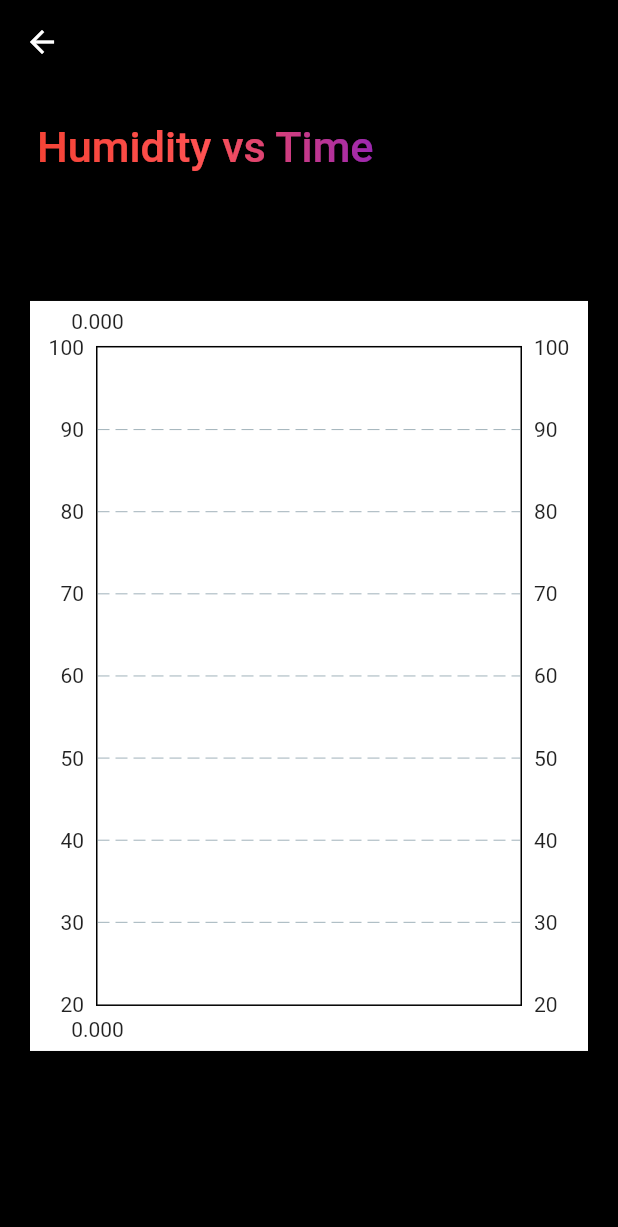
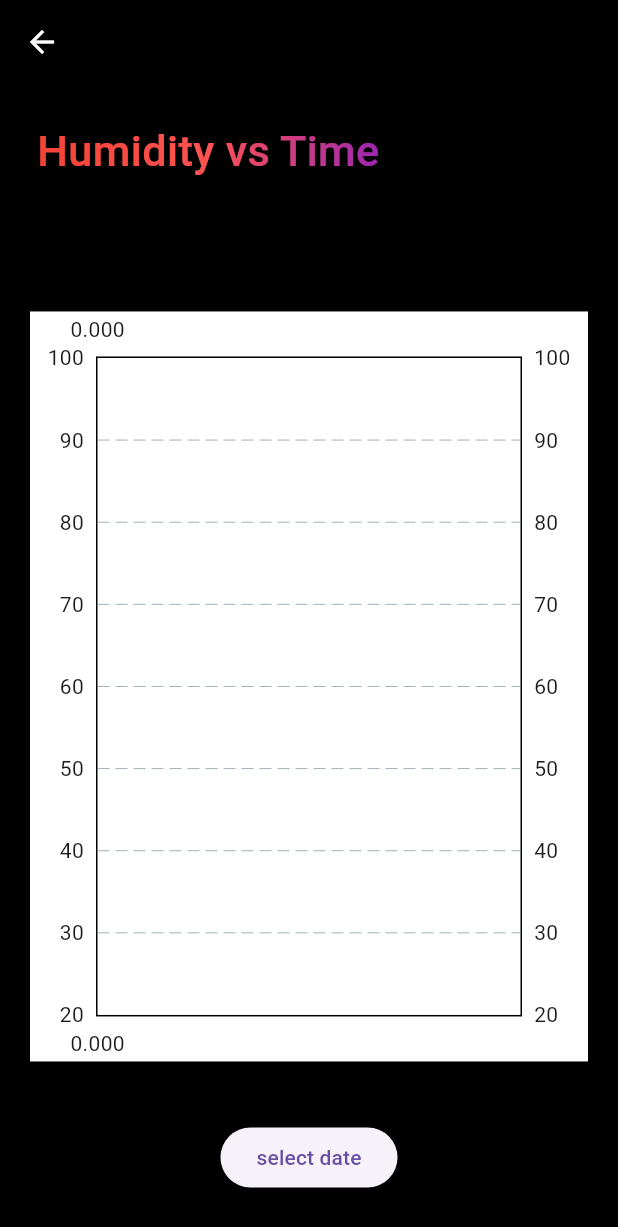
Before and after one commit to Utkarsh4517/iot-sql, a Flutter app: the HumidityGraph screen opened directly, on a phone screen of 412 x 824 dp. Shown: the top 1227 px of the screen. Run offline on Flutter 3.47's test engine with Material 2 defaults, Android fonts, the phone set to English and light mode, and no system bars; drawn by our look-alikes of fl_chart, simple_gradient_text; our stand-ins replace feather_icons, percent_indicator; missing offline and left inert: mysql1; Roboto replaces fonts that are missing (Lexend).

Commit message:
added a date selector in each graph

```diff
--- a/lib/components/combined.dart
+++ b/lib/components/combined.dart
@@ -1,6 +1,7 @@
 import 'package:fl_chart/fl_chart.dart';
 import 'package:flutter/material.dart';
 import 'package:simple_gradient_text/simple_gradient_text.dart';
+import 'package:sqltest/components/date_picker.dart';
 import 'package:sqltest/constants/colors.dart';
 import 'package:sqltest/server.dart';
 
@@ -16,6 +17,8 @@ class _CombinedGraphState extends State<CombinedGraph> {
 
   var db = MySqlServer();
   List<Map<String, dynamic>> allData = [];
+
+  DateTime selectedDate = DateTime.now();
 
   void getAllData() {
     db.getConnection().then((conn) {
@@ -98,13 +101,14 @@ void getAllData() {
                     LineChartBarData(
                       spots: getHumiditySpots(),
                       isCurved: true,
-            color: Colors.deepPurple, // Set the color for Temperature line
+                      color: Colors
+                          .deepPurple, // Set the color for Temperature line
                       dotData: const FlDotData(show: true),
                     ),
                     LineChartBarData(
                       spots: getXSpots(),
                       isCurved: true,
-            color : Colors.red, // Set the color for X line
+                      color: Colors.red, // Set the color for X line
                       dotData: const FlDotData(show: true),
                     ),
                     LineChartBarData(
@@ -116,19 +120,35 @@ void getAllData() {
                     LineChartBarData(
                       spots: getZSpots(),
                       isCurved: true,
-            color:  Colors.orange, // Set the color for Z line
+                      color: Colors.orange, // Set the color for Z line
                       dotData: const FlDotData(show: true),
                     ),
                   ],
                 ),
               ),
-      )
-
+            ),
+            DatePickerWidget(
+              onDateChanged: (DateTime date) {
+                // Filter data based on the selected date
+                List<Map<String, dynamic>> filteredData = allData.where((data) {
+                  DateTime dataDate = DateTime.fromMillisecondsSinceEpoch(
+                      data['Timestamp'] * 1000);
+                  return dataDate.year == date.year &&
+                      dataDate.month == date.month &&
+                      dataDate.day == date.day;
+                }).toList();
+                setState(() {
+                  selectedDate = date;
+                  allData = filteredData;
+                });
+              },
+            ),
           ],
         ),
       ),
     );
   }
+
   List<FlSpot> getTemperatureSpots() {
     List<FlSpot> spots = [];
     for (int i = 0; i < allData.length; i++) {
@@ -178,5 +198,4 @@ List<FlSpot> getZSpots() {
     }
     return spots;
   }
-
 }
--- a/lib/components/coordinates.dart
+++ b/lib/components/coordinates.dart
@@ -1,6 +1,7 @@
 import 'package:fl_chart/fl_chart.dart';
 import 'package:flutter/material.dart';
 import 'package:simple_gradient_text/simple_gradient_text.dart';
+import 'package:sqltest/components/date_picker.dart';
 import 'package:sqltest/constants/colors.dart';
 import 'package:sqltest/server.dart';
 
@@ -16,6 +17,8 @@ class _CoordinatesGraphState extends State<CoordinatesGraph> {
 
   var db = MySqlServer();
   List<Map<String, dynamic>> xyzData = [];
+
+  DateTime selectedDate = DateTime.now();
 
   void getXyzData() {
     db.getConnection().then((conn) {
@@ -71,7 +74,13 @@ class _CoordinatesGraphState extends State<CoordinatesGraph> {
 
             // graph
             SizedBox(height: screenWidth * 0.1),
-            const Text('Blue = X   Red = Y   Green = Z', style: TextStyle(fontFamily: 'Lexend', fontWeight: FontWeight.bold, color: Colors.white),),
+            const Text(
+              'Blue = X   Red = Y   Green = Z',
+              style: TextStyle(
+                  fontFamily: 'Lexend',
+                  fontWeight: FontWeight.bold,
+                  color: Colors.white),
+            ),
             Container(
               color: Colors.white,
               margin: const EdgeInsets.all(20),
@@ -103,7 +112,24 @@ class _CoordinatesGraphState extends State<CoordinatesGraph> {
                   ],
                 ),
               ),
-            )
+            ),
+
+            DatePickerWidget(
+              onDateChanged: (DateTime date) {
+                // Filter data based on the selected date
+                List<Map<String, dynamic>> filteredData = xyzData.where((data) {
+                  DateTime dataDate = DateTime.fromMillisecondsSinceEpoch(
+                      data['Timestamp'] * 1000);
+                  return dataDate.year == date.year &&
+                      dataDate.month == date.month &&
+                      dataDate.day == date.day;
+                }).toList();
+                setState(() {
+                  selectedDate = date;
+                  xyzData = filteredData;
+                });
+              },
+            ),
           ],
         ),
       ),
--- /dev/null
+++ b/lib/components/date_picker.dart
@@ -0,0 +1,44 @@
+import 'package:flutter/material.dart';
+
+class DatePickerWidget extends StatefulWidget {
+  final Function(DateTime selectedDate) onDateChanged;
+  const DatePickerWidget({
+    required this.onDateChanged,
+    super.key,
+  });
+
+  @override
+  State<DatePickerWidget> createState() => _DatePickerWidgetState();
+}
+
+class _DatePickerWidgetState extends State<DatePickerWidget> {
+  DateTime selectedDate = DateTime.now();
+  Future<void> _selectDate(BuildContext context) async {
+    final DateTime? picked = await showDatePicker(
+      context: context,
+      initialDate: selectedDate,
+      firstDate: DateTime(2000),
+      lastDate: DateTime(2101),
+    );
+    if (picked != null && picked != selectedDate) {
+      setState(() {
+        selectedDate = picked;
+        widget.onDateChanged(selectedDate);
+      });
+    }
+  }
+
+  @override
+  Widget build(BuildContext context) {
+    return Column(
+      children: [
+        // Text(
+        //   "Selected Date: ${selectedDate.toLocal()}".split(' ')[0],
+        //   style: const TextStyle(color: Colors.white),
+        // ),
+        const SizedBox(height: 20),
+        ElevatedButton(onPressed: (){ _selectDate(context);}, child: const Text('select date'))
+      ],
+    );
+  }
+}
--- a/lib/components/humidity.dart
+++ b/lib/components/humidity.dart
@@ -1,6 +1,7 @@
 import 'package:fl_chart/fl_chart.dart';
 import 'package:flutter/material.dart';
 import 'package:simple_gradient_text/simple_gradient_text.dart';
+import 'package:sqltest/components/date_picker.dart';
 import 'package:sqltest/constants/colors.dart';
 import 'package:sqltest/server.dart';
 
@@ -15,6 +16,9 @@ class _HumidityGraphState extends State<HumidityGraph> {
   // handling database requests
   var db = MySqlServer();
   List<Map<String, dynamic>> humidityData = [];
+
+  DateTime selectedDate = DateTime.now();
+
   void getHumidity() {
     db.getConnection().then((conn) {
       String sql = 'select Timestamp, Humidity from IOT';
@@ -43,7 +47,7 @@ class _HumidityGraphState extends State<HumidityGraph> {
   @override
   Widget build(BuildContext context) {
     double screenWidth = MediaQuery.of(context).size.width;
-     double screenHeight  = MediaQuery.of(context).size.height;
+    double screenHeight = MediaQuery.of(context).size.height;
     return Scaffold(
       appBar: AppBar(
         backgroundColor: blackColor,
@@ -65,7 +69,7 @@ class _HumidityGraphState extends State<HumidityGraph> {
                     fontWeight: FontWeight.w500),
               ),
             ),
-             SizedBox(height: screenWidth * 0.1),
+            SizedBox(height: screenWidth * 0.1),
 
             // graph
             Container(
@@ -73,7 +77,6 @@ class _HumidityGraphState extends State<HumidityGraph> {
               margin: const EdgeInsets.all(20),
               height: 500,
               child: LineChart(
-
                 LineChartData(
                   minY: 20,
                   maxY: 100,
@@ -87,13 +90,31 @@ class _HumidityGraphState extends State<HumidityGraph> {
                   ],
                 ),
               ),
-            )
+            ),
+            DatePickerWidget(
+              onDateChanged: (DateTime date) {
+                // Filter data based on the selected date
+                List<Map<String, dynamic>> filteredData =
+                    humidityData.where((data) {
+                  DateTime dataDate = DateTime.fromMillisecondsSinceEpoch(
+                      data['Timestamp'] * 1000);
+                  return dataDate.year == date.year &&
+                      dataDate.month == date.month &&
+                      dataDate.day == date.day;
+                }).toList();
+                setState(() {
+                  selectedDate = date;
+                  humidityData = filteredData;
+                });
+              },
+            ),
           ],
         ),
       ),
     );
   }
-   List<FlSpot> getSpots() {
+
+  List<FlSpot> getSpots() {
     List<FlSpot> spots = [];
     for (int i = 0; i < humidityData.length; i++) {
       double x = i.toDouble(); // Use the index as x-value
--- a/lib/components/temperature.dart
+++ b/lib/components/temperature.dart
@@ -1,6 +1,7 @@
 import 'package:fl_chart/fl_chart.dart';
 import 'package:flutter/material.dart';
 import 'package:simple_gradient_text/simple_gradient_text.dart';
+import 'package:sqltest/components/date_picker.dart';
 import 'package:sqltest/constants/colors.dart';
 import 'package:sqltest/server.dart';
 
@@ -15,6 +16,9 @@ class _TemperatureGraphState extends State<TemperatureGraph> {
   // handling database requests
   var db = MySqlServer();
   List<Map<String, dynamic>> temperatureData = [];
+
+  DateTime selectedDate = DateTime.now();
+
   void getTemp() {
     db.getConnection().then((conn) {
       String sql = 'select Timestamp, Temperature from IOT';
@@ -43,7 +47,7 @@ class _TemperatureGraphState extends State<TemperatureGraph> {
   @override
   Widget build(BuildContext context) {
     double screenWidth = MediaQuery.of(context).size.width;
-    double screenHeight  = MediaQuery.of(context).size.height;
+    double screenHeight = MediaQuery.of(context).size.height;
 
     return Scaffold(
       appBar: AppBar(
@@ -87,7 +91,24 @@ class _TemperatureGraphState extends State<TemperatureGraph> {
                   ],
                 ),
               ),
-            )
+            ),
+            DatePickerWidget(
+              onDateChanged: (DateTime date) {
+                // Filter data based on the selected date
+                List<Map<String, dynamic>> filteredData =
+                    temperatureData.where((data) {
+                  DateTime dataDate = DateTime.fromMillisecondsSinceEpoch(
+                      data['Timestamp'] * 1000);
+                  return dataDate.year == date.year &&
+                      dataDate.month == date.month &&
+                      dataDate.day == date.day;
+                }).toList();
+                setState(() {
+                  selectedDate = date;
+                  temperatureData = filteredData;
+                });
+              },
+            ),
           ],
         ),
       ),
--- a/lib/main.dart
+++ b/lib/main.dart
@@ -12,9 +12,10 @@ class MyApp extends StatelessWidget {
   // This widget is the root of your application.
   @override
   Widget build(BuildContext context) {
-    return const MaterialApp(
+    return  MaterialApp(
+      theme: ThemeData(useMaterial3: true),
       debugShowCheckedModeBanner: false,
-      home: HomePage()
+      home: const HomePage()
     );
   }
 }
```
Lines whose indentation alone changed are shown as unchanged.
